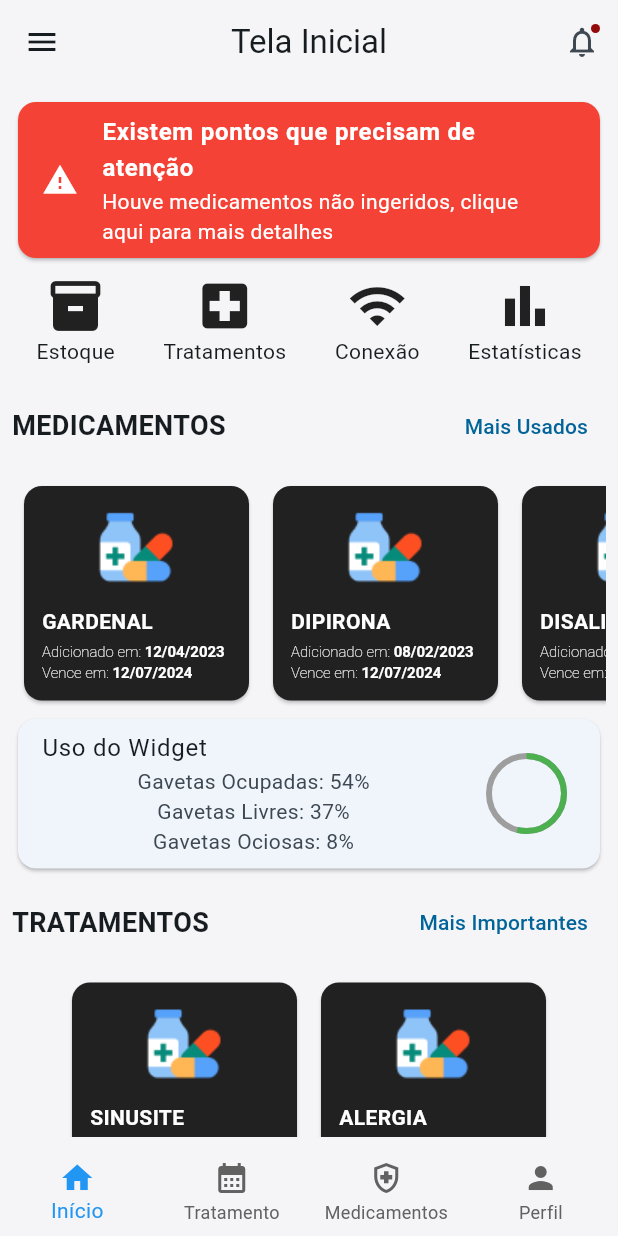
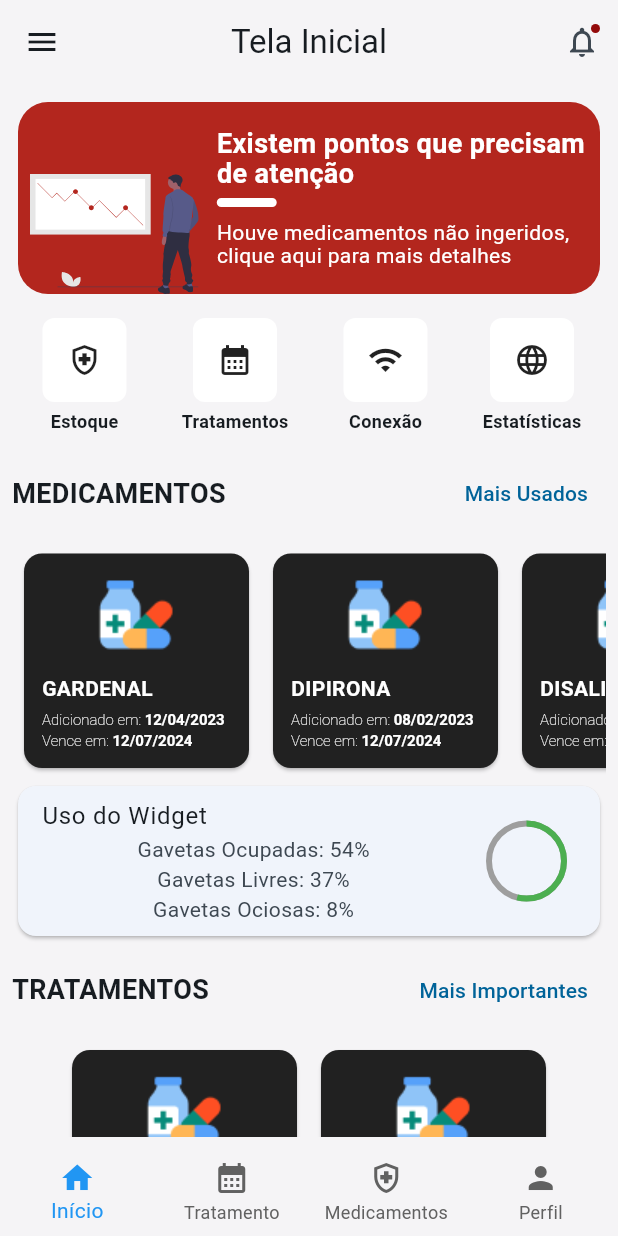
Before and after one commit to Alan-Roza/tcc-medicine-management, a Flutter app: the MainHomePage screen opened by its route, on a phone screen of 412 x 824 dp. Run offline on Flutter 3.47's test engine with Material 3 defaults, Android fonts, the phone set to English and light mode, and no system bars; our stand-ins replace easy_stepper, flutter_mobx, flutter_svg, go_router, google_fonts, image_picker and 1 more; generated files the repository leaves out were written again; project files that could hold a hidden picture were left out.

Commit message:
feat: done main home page

```diff
--- a/lib/app/modules/main_home/presentation/main_home_page.dart
+++ b/lib/app/modules/main_home/presentation/main_home_page.dart
@@ -14,7 +14,8 @@ class MainHomePage extends StatelessWidget {
       builder: (_) => Scaffold(
         appBar: AppBar(
           centerTitle: true,
-          surfaceTintColor: Colors.white,
+            backgroundColor: Theme.of(context).scaffoldBackgroundColor,
+          surfaceTintColor: Theme.of(context).scaffoldBackgroundColor,
           title: const Text('Tela Inicial'),
           actions: [
             IconButton(icon: const Badge(child: Icon(Icons.notifications_outlined)), onPressed: () {}),
@@ -115,17 +116,71 @@ class MainHomePage extends StatelessWidget {
   }
 
   Widget _buildAlertCard() {
-    return const Card(
-      color: Colors.red,
-      child: ListTile(
-        leading: Icon(Icons.warning, color: Colors.white),
-        title: Text(
-          'Existem pontos que precisam de atenção',
-          style: TextStyle(color: Colors.white, fontWeight: FontWeight.bold),
-        ),
-        subtitle: Text(
-          'Houve medicamentos não ingeridos, clique aqui para mais detalhes',
-          style: TextStyle(color: Colors.white),
+    return Card(
+      color: const Color(0xFFB3261E),
+      shape: RoundedRectangleBorder(
+        borderRadius: BorderRadius.circular(20.0),
+      ),
+      elevation: 0,
+      child: Container(
+        padding: const EdgeInsets.symmetric(horizontal: 8.0),
+        child: Row(
+          crossAxisAlignment: CrossAxisAlignment.end,
+          children: [
+            SvgPicture.asset(
+            'assets/images/graphic_down.svg',
+            fit: BoxFit.cover,
+            height: 80,
+            ),
+            const SizedBox(width: 12.0),
+            Expanded(
+              flex: 5,
+              child: Container(
+                padding: const EdgeInsets.symmetric(vertical: 18.0),
+                child: Column(
+                  children: [
+                    Column(
+                      crossAxisAlignment: CrossAxisAlignment.start,
+                      children: [
+                        const Text(
+                          'Existem pontos que precisam de atenção',
+                          style: TextStyle(
+                            fontSize: 18,
+                            color: Colors.white,
+                            fontWeight: FontWeight.bold,
+                            height: 1.1,
+                          ),
+                        ),
+                        Container(
+                          width: 40,
+                          height: 6,
+                          margin: const EdgeInsets.only(top: 6.0),
+                          decoration: BoxDecoration(
+                            color: Colors.white,
+                            border: Border.all(
+                              color: Colors.white, // Set border color
+                              width: 2, // Set border width
+                            ),
+                            borderRadius: BorderRadius.circular(10), // Add a border radius
+                          ),
+                        )
+                      ],
+                    ),
+                    const SizedBox(
+                      height: 10.0,
+                    ),
+                    const Text(
+                      'Houve medicamentos não ingeridos, clique aqui para mais detalhes',
+                      style: TextStyle(
+                        color: Colors.white,
+                        height: 1.1,
+                      ),
+                    ),
+                  ],
+                ),
+              ),
+            ),
+          ],
         ),
       ),
     );
@@ -137,10 +192,10 @@ class MainHomePage extends StatelessWidget {
       child: Row(
         mainAxisAlignment: MainAxisAlignment.spaceAround,
         children: [
-          _buildMenuIcon(Icons.inventory, 'Estoque'),
-          _buildMenuIcon(Icons.local_hospital, 'Tratamentos'),
+          _buildMenuIcon(Icons.health_and_safety_outlined, 'Estoque'),
+          _buildMenuIcon(Icons.calendar_month, 'Tratamentos'),
           _buildMenuIcon(Icons.wifi, 'Conexão'),
-          _buildMenuIcon(Icons.bar_chart, 'Estatísticas'),
+          _buildMenuIcon(Icons.language_outlined, 'Estatísticas'),
         ],
       ),
     );
@@ -149,8 +204,18 @@ class MainHomePage extends StatelessWidget {
   Widget _buildMenuIcon(IconData icon, String label) {
     return Column(
       children: [
-        Icon(icon, size: 40),
-        Text(label),
+        Card(
+          elevation: 0,
+          shape: RoundedRectangleBorder(
+            borderRadius: BorderRadius.circular(8.0),
+          ),
+          color: Colors.white,
+          child: Container(
+            padding: const EdgeInsets.all(16.0),
+            child: Icon(icon, size: 24),
+          ),
+        ),
+        Text(label, style: const TextStyle(fontSize: 12, fontWeight: FontWeight.bold)),
       ],
     );
   }
@@ -175,16 +240,17 @@ class MainHomePage extends StatelessWidget {
     return SingleChildScrollView(
       scrollDirection: Axis.horizontal,
       child: Row(
+        mainAxisAlignment: MainAxisAlignment.start,
         children: [
-          _buildViewCard('GARDENAL', '12/04/2023', '12/07/2024'),
-          _buildViewCard('DIPIRONA', '08/02/2023', '12/07/2024'),
-          _buildViewCard('DISALINA', '08/02/2023', '12/07/2024'),
+          _buildViewCard(name: 'GARDENAL', added: '12/04/2023', expires: '12/07/2024'),
+          _buildViewCard(name: 'DIPIRONA', added: '08/02/2023', expires: '12/07/2024'),
+          _buildViewCard(name: 'DISALINA', added: '08/02/2023', expires: '12/07/2024'),
         ],
       ),
     );
   }
 
-  Widget _buildViewCard(String name, String added, String expires) {
+  Widget _buildViewCard({required String name, required String added, required String expires}) {
     return Card(
       color: Colors.grey.shade900,
       margin: const EdgeInsets.all(8.0),
@@ -198,8 +264,6 @@ class MainHomePage extends StatelessWidget {
               mainAxisAlignment: MainAxisAlignment.center,
               children: [
                 Image.asset('assets/images/generic_medicine.png'),
-                // SvgPicture.asset('assets/images/generic_medicine.svg')
-                // Icon(Icons.medical_services, size: 40),
               ],
             ),
             const SizedBox(
@@ -262,9 +326,10 @@ class MainHomePage extends StatelessWidget {
     return SingleChildScrollView(
       scrollDirection: Axis.horizontal,
       child: Row(
+        mainAxisAlignment: MainAxisAlignment.start,
         children: [
-          _buildViewCard('SINUSITE', '08/02/2023', '12/07/2024'),
-          _buildViewCard('ALERGIA', '08/02/2023', '12/07/2024'),
+          _buildViewCard(name: 'SINUSITE', added: '08/02/2023', expires: '12/07/2024'),
+          _buildViewCard(name: 'ALERGIA', added: '08/02/2023', expires: '12/07/2024'),
         ],
       ),
     );
@@ -282,8 +347,13 @@ class MainHomePage extends StatelessWidget {
         child: Row(
           children: [
             const SizedBox(width: 12.0),
-            Container(padding: const EdgeInsets.only(left: 8.0, top: 6.0), child: SvgPicture.asset('assets/images/help.svg', fit: BoxFit.cover, height: 80,)),
-
+            Container(
+                padding: const EdgeInsets.only(left: 8.0, top: 6.0),
+                child: SvgPicture.asset(
+                  'assets/images/help.svg',
+                  fit: BoxFit.cover,
+                  height: 80,
+                )),
             const Expanded(
               flex: 5,
               child: Text(
```
Also changed, not shown: assets/images/graphic_down.svg (added).
